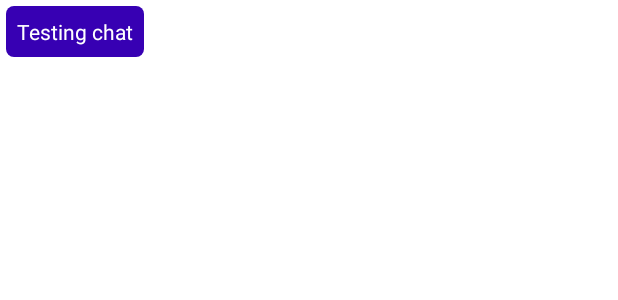
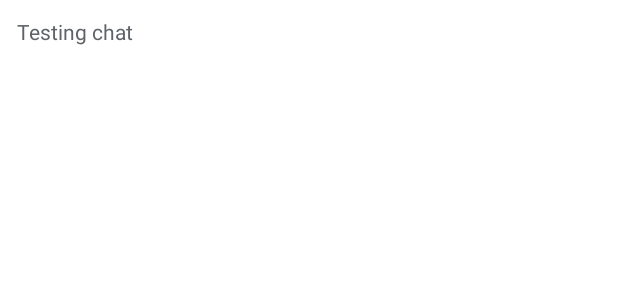
Before and after one commit to kingpasan/VoiHome, an Android app: the layout voihome_chat_layout.xml on its own in the app's theme, with its tools: preview values and no code run, on a phone screen of 412 x 824 dp. Shown: the top 300 px of the screen. Run offline under Robolectric (Android 15) with nearby library versions, the phone set to English and light mode, and no system bars.

Commit message:
ui changes

```diff
--- a/app/src/main/java/com/pasansemage/voihome/MainActivity.java
+++ b/app/src/main/java/com/pasansemage/voihome/MainActivity.java
@@ -45,6 +45,7 @@ public class MainActivity extends AppCompatActivity {
         btnTalkMic.setOnClickListener(new View.OnClickListener() {
             @Override
             public void onClick(View view) {
+                btnTalkMic.setImageResource(R.drawable.microphone_on);
                 speechRecognizer.startListening(speechIntent);
             }
         });
@@ -96,11 +97,13 @@ public class MainActivity extends AppCompatActivity {
 
             @Override
             public void onEndOfSpeech() {
+                btnTalkMic.setImageResource(R.drawable.microphone);
                 btnTalkMic.setEnabled(true);
             }
 
             @Override
             public void onError(int i) {
+                btnTalkMic.setImageResource(R.drawable.microphone);
                 btnTalkMic.setEnabled(true);
 
                 Message msg = new Message("I didn't get it, please say it again", 2);
@@ -116,12 +119,13 @@ public class MainActivity extends AppCompatActivity {
 
                 ArrayList<String> data = bundle.getStringArrayList(SpeechRecognizer.RESULTS_RECOGNITION);
 
-                Message msg = new Message(data.remove(0),1 );
+                Message msg = new Message(data.remove(0), 1);
                 messageArrayList.add(msg);
 
                 messagesAdapter.notifyDataSetChanged();
 
                 btnTalkMic.setEnabled(true);
+                btnTalkMic.setImageResource(R.drawable.microphone);
             }
 
             @Override
--- a/app/src/main/res/drawable/user_command_input_drawable.xml
+++ b/app/src/main/res/drawable/user_command_input_drawable.xml
@@ -1,6 +1,6 @@
 <?xml version="1.0" encoding="utf-8"?>
 <shape xmlns:android="http://schemas.android.com/apk/res/android">
-    <solid android:color="@color/purple_700">
+    <solid android:color="@color/colorPrimaryVariantLight">
 
     </solid>
     <corners android:radius="5dp"></corners>
--- a/app/src/main/res/drawable/voihome_command_output_drawable.xml
+++ b/app/src/main/res/drawable/voihome_command_output_drawable.xml
@@ -1,5 +1,5 @@
 <?xml version="1.0" encoding="utf-8"?>
 <shape xmlns:android="http://schemas.android.com/apk/res/android">
-    <solid android:color="@color/purple_700"/>
+    <solid android:color="@color/white"/>
     <corners android:radius="5dp"/>
 </shape>
--- a/app/src/main/res/layout/activity_main.xml
+++ b/app/src/main/res/layout/activity_main.xml
@@ -4,6 +4,7 @@
     xmlns:tools="http://schemas.android.com/tools"
     android:layout_width="match_parent"
     android:layout_height="match_parent"
+    android:background="@color/colorPrimaryLight"
     tools:context=".MainActivity">
 
     <FrameLayout
@@ -16,7 +17,7 @@
             android:layout_width="match_parent"
             android:layout_height="match_parent"
             android:layout_marginTop="10dp"
-            android:layout_marginBottom="40dp">
+            android:layout_marginBottom="45dp">
 
             <androidx.recyclerview.widget.RecyclerView
                 android:id="@+id/chatBoxRecyclerView"
--- a/app/src/main/res/layout/voihome_chat_layout.xml
+++ b/app/src/main/res/layout/voihome_chat_layout.xml
@@ -11,7 +11,7 @@
         android:layout_height="wrap_content"
         android:layout_alignParentLeft="true"
         android:layout_marginRight="50dp"
-        android:background="@drawable/user_command_input_drawable">
+        android:background="@drawable/voihome_command_output_drawable">
 
         <TextView
             android:id="@+id/voimessage"
@@ -22,7 +22,7 @@
             android:paddingRight="7dp"
             android:paddingBottom="7dp"
             android:text="Testing chat"
-            android:textColor="@color/white" />
+            android:textColor="@color/gray_500" />
 
 
     </RelativeLayout>
--- a/app/src/main/res/values-night/themes.xml
+++ b/app/src/main/res/values-night/themes.xml
@@ -4,10 +4,10 @@
         <!-- Primary brand color. -->
         <item name="colorPrimary">@color/colorPrimary</item>
         <item name="colorPrimaryVariant">@color/colorPrimaryVariant</item>
-        <item name="colorOnPrimary">@color/black</item>
+        <item name="colorOnPrimary">@color/white</item>
         <!-- Secondary brand color. -->
-        <item name="colorSecondary">@color/colorPrimaryVariant</item>
-        <item name="colorSecondaryVariant">@color/colorPrimaryVariant</item>
+        <item name="colorSecondary">@color/colorSecondary</item>
+        <item name="colorSecondaryVariant">@color/colorSecondaryVariant</item>
         <item name="colorOnSecondary">@color/black</item>
         <!-- Status bar color. -->
         <item name="android:statusBarColor" tools:targetApi="l">?attr/colorPrimaryVariant</item>
--- a/app/src/main/res/values/colors.xml
+++ b/app/src/main/res/values/colors.xml
@@ -1,10 +1,14 @@
 <?xml version="1.0" encoding="utf-8"?>
 <resources>
-    <color name="colorPrimary">#FF03DAC5</color>
-    <color name="colorPrimaryVariant">#FF018786</color>
-    <color name="purple_200">#FFBB86FC</color>
-    <color name="purple_500">#FF6200EE</color>
+    <color name="colorPrimary">#263238</color>
+    <color name="colorPrimaryLight">#546e7a</color>
+    <color name="colorPrimaryVariant">#4f5b62</color>
+    <color name="colorPrimaryVariantLight">#90a4ae</color>
+    <color name="colorSecondary">#000a12</color>
+    <color name="colorSecondaryVariant">#DCF8C6</color>
     <color name="purple_700">#FF3700B3</color>
+    <color name="gray_500">#5F6368</color>
     <color name="black">#FF000000</color>
     <color name="white">#FFFFFFFF</color>
+
 </resources>
--- a/app/src/main/res/values/themes.xml
+++ b/app/src/main/res/values/themes.xml
@@ -6,8 +6,8 @@
         <item name="colorPrimaryVariant">@color/colorPrimaryVariant</item>
         <item name="colorOnPrimary">@color/white</item>
         <!-- Secondary brand color. -->
-        <item name="colorSecondary">@color/colorPrimaryVariant</item>
-        <item name="colorSecondaryVariant">@color/colorPrimaryVariant</item>
+        <item name="colorSecondary">@color/colorSecondary</item>
+        <item name="colorSecondaryVariant">@color/colorSecondaryVariant</item>
         <item name="colorOnSecondary">@color/black</item>
         <!-- Status bar color. -->
         <item name="android:statusBarColor" tools:targetApi="l">?attr/colorPrimaryVariant</item>
```
